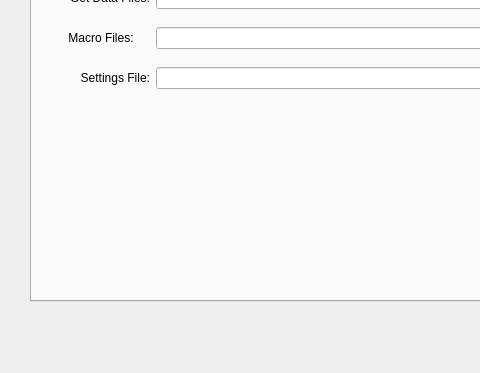
First picture: the form in preferences.ui, repository mblong/qtoma2, before the edit; both pictures show x 0 to 480 and y 139 to 512 of the 889 by 512 pixel window.
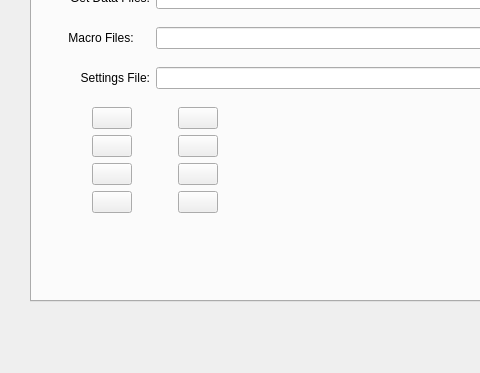
Second picture: the form after the edit. Icons and pictures are not drawn.

Commit message: Added palettes to preferences window, but they aren't hooked up

Diff of the .ui file:
```diff
--- a/preferences.ui
+++ b/preferences.ui
@@ -282,7 +282,7 @@
       </item>
      </layout>
     </widget>
-    <widget class="QWidget" name="">
+    <widget class="QWidget" name="layoutWidget">
      <property name="geometry">
       <rect>
        <x>22</x>
@@ -345,6 +345,222 @@
       </item>
      </layout>
     </widget>
+    <widget class="QWidget" name="">
+     <property name="geometry">
+      <rect>
+       <x>60</x>
+       <y>200</y>
+       <width>670</width>
+       <height>160</height>
+      </rect>
+     </property>
+     <layout class="QFormLayout" name="formLayout">
+      <item row="0" column="0">
+       <layout class="QHBoxLayout" name="horizontalLayout_5">
+        <item>
+         <widget class="QPushButton" name="pushButton">
+          <property name="text">
+           <string/>
+          </property>
+          <property name="icon">
+           <iconset resource="qtoma2.qrc">
+            <normaloff>:/Resources/Resources/pal0.jpg</normaloff>:/Resources/Resources/pal0.jpg</iconset>
+          </property>
+          <property name="iconSize">
+           <size>
+            <width>256</width>
+            <height>16</height>
+           </size>
+          </property>
+         </widget>
+        </item>
+        <item>
+         <spacer name="horizontalSpacer">
+          <property name="orientation">
+           <enum>Qt::Horizontal</enum>
+          </property>
+          <property name="sizeHint" stdset="0">
+           <size>
+            <width>40</width>
+            <height>20</height>
+           </size>
+          </property>
+         </spacer>
+        </item>
+        <item>
+         <widget class="QPushButton" name="pushButton_2">
+          <property name="text">
+           <string/>
+          </property>
+          <property name="icon">
+           <iconset resource="qtoma2.qrc">
+            <normaloff>:/Resources/Resources/pal4.jpg</normaloff>:/Resources/Resources/pal4.jpg</iconset>
+          </property>
+          <property name="iconSize">
+           <size>
+            <width>256</width>
+            <height>16</height>
+           </size>
+          </property>
+         </widget>
+        </item>
+       </layout>
+      </item>
+      <item row="1" column="0">
+       <layout class="QHBoxLayout" name="horizontalLayout_6">
+        <item>
+         <widget class="QPushButton" name="pushButton_3">
+          <property name="text">
+           <string/>
+          </property>
+          <property name="icon">
+           <iconset resource="qtoma2.qrc">
+            <normaloff>:/Resources/Resources/pal1.jpg</normaloff>:/Resources/Resources/pal1.jpg</iconset>
+          </property>
+          <property name="iconSize">
+           <size>
+            <width>256</width>
+            <height>16</height>
+           </size>
+          </property>
+         </widget>
+        </item>
+        <item>
+         <spacer name="horizontalSpacer_2">
+          <property name="orientation">
+           <enum>Qt::Horizontal</enum>
+          </property>
+          <property name="sizeHint" stdset="0">
+           <size>
+            <width>40</width>
+            <height>20</height>
+           </size>
+          </property>
+         </spacer>
+        </item>
+        <item>
+         <widget class="QPushButton" name="pushButton_4">
+          <property name="text">
+           <string/>
+          </property>
+          <property name="icon">
+           <iconset resource="qtoma2.qrc">
+            <normaloff>:/Resources/Resources/pal5.jpg</normaloff>:/Resources/Resources/pal5.jpg</iconset>
+          </property>
+          <property name="iconSize">
+           <size>
+            <width>256</width>
+            <height>16</height>
+           </size>
+          </property>
+         </widget>
+        </item>
+       </layout>
+      </item>
+      <item row="2" column="0">
+       <layout class="QHBoxLayout" name="horizontalLayout_7">
+        <item>
+         <widget class="QPushButton" name="pushButton_5">
+          <property name="text">
+           <string/>
+          </property>
+          <property name="icon">
+           <iconset resource="qtoma2.qrc">
+            <normaloff>:/Resources/Resources/pal2.jpg</normaloff>:/Resources/Resources/pal2.jpg</iconset>
+          </property>
+          <property name="iconSize">
+           <size>
+            <width>256</width>
+            <height>16</height>
+           </size>
+          </property>
+         </widget>
+        </item>
+        <item>
+         <spacer name="horizontalSpacer_3">
+          <property name="orientation">
+           <enum>Qt::Horizontal</enum>
+          </property>
+          <property name="sizeHint" stdset="0">
+           <size>
+            <width>40</width>
+            <height>20</height>
+           </size>
+          </property>
+         </spacer>
+        </item>
+        <item>
+         <widget class="QPushButton" name="pushButton_6">
+          <property name="text">
+           <string/>
+          </property>
+          <property name="icon">
+           <iconset resource="qtoma2.qrc">
+            <normaloff>:/Resources/Resources/pal6.jpg</normaloff>:/Resources/Resources/pal6.jpg</iconset>
+          </property>
+          <property name="iconSize">
+           <size>
+            <width>256</width>
+            <height>16</height>
+           </size>
+          </property>
+         </widget>
+        </item>
+       </layout>
+      </item>
+      <item row="3" column="0">
+       <layout class="QHBoxLayout" name="horizontalLayout_8">
+        <item>
+         <widget class="QPushButton" name="pushButton_7">
+          <property name="text">
+           <string/>
+          </property>
+          <property name="icon">
+           <iconset resource="qtoma2.qrc">
+            <normaloff>:/Resources/Resources/pal3.jpg</normaloff>:/Resources/Resources/pal3.jpg</iconset>
+          </property>
+          <property name="iconSize">
+           <size>
+            <width>256</width>
+            <height>16</height>
+           </size>
+          </property>
+         </widget>
+        </item>
+        <item>
+         <spacer name="horizontalSpacer_4">
+          <property name="orientation">
+           <enum>Qt::Horizontal</enum>
+          </property>
+          <property name="sizeHint" stdset="0">
+           <size>
+            <width>40</width>
+            <height>20</height>
+           </size>
+          </property>
+         </spacer>
+        </item>
+        <item>
+         <widget class="QPushButton" name="pushButton_8">
+          <property name="text">
+           <string/>
+          </property>
+          <property name="icon">
+           <iconset resource="qtoma2.qrc">
+            <normaloff>:/Resources/Resources/pal7.jpg</normaloff>:/Resources/Resources/pal7.jpg</iconset>
+          </property>
+          <property name="iconSize">
+           <size>
+            <width>256</width>
+            <height>16</height>
+           </size>
+          </property>
+         </widget>
+        </item>
+       </layout>
+      </item>
+     </layout>
+    </widget>
    </widget>
   </widget>
  </widget>
```
Left out of the diff: 4 changed lines with no effect on the pictures. The commit also changes 9 other files.
